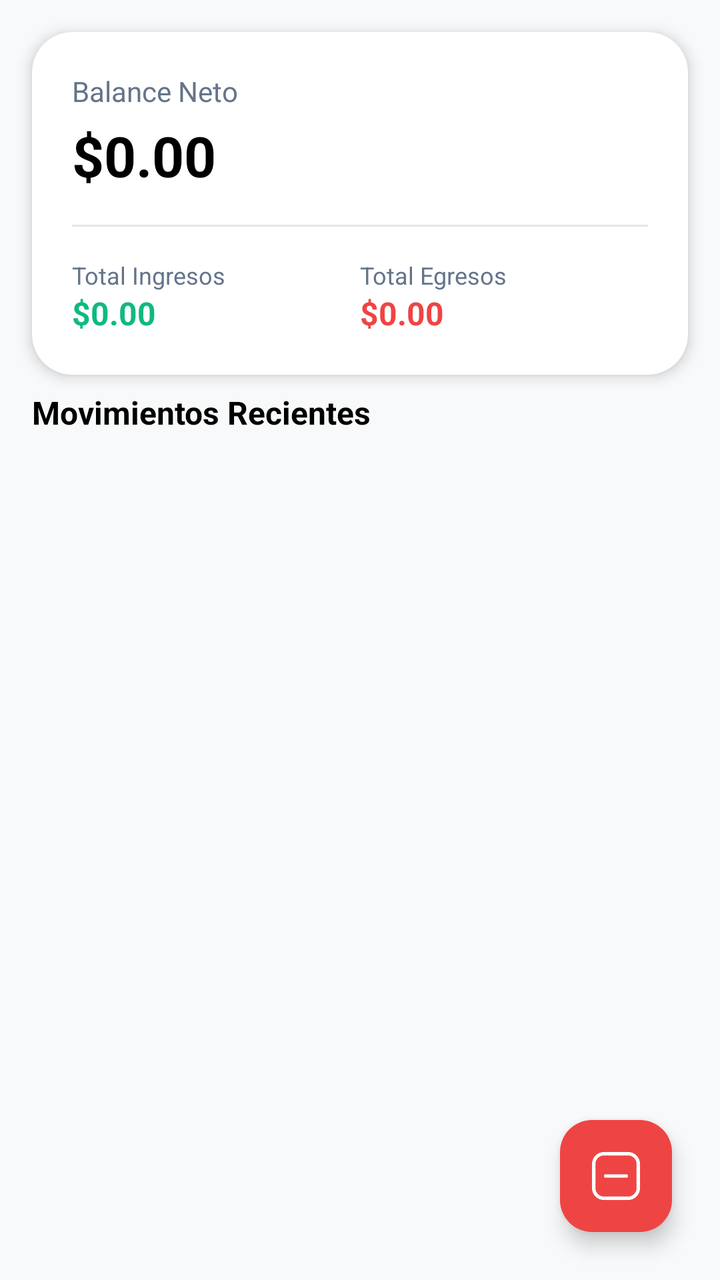
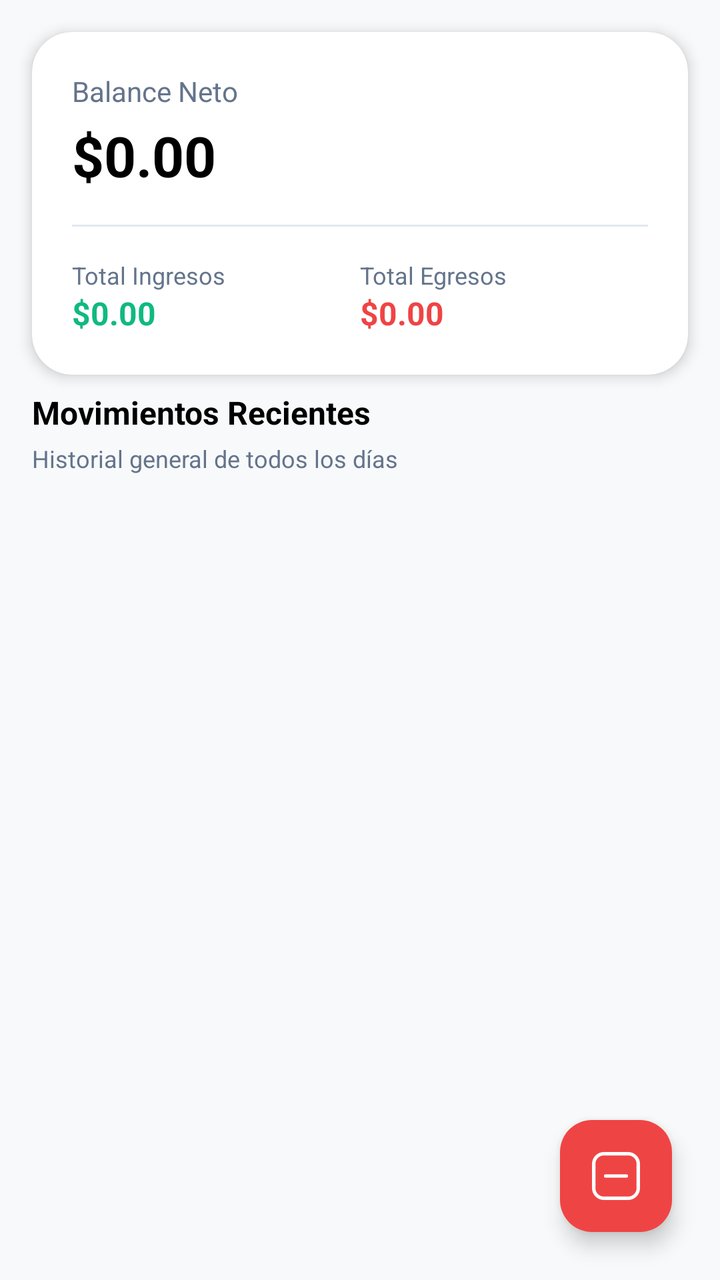

An Android layout rendered at two revisions. The XML below is the earlier revision; the diff shows what the commit changed to produce the second picture.
<!-- AndroidManifest.xml: application theme Theme.DAJHO -->
<!-- res/layout/fragment_balance.xml -->
<?xml version="1.0" encoding="utf-8"?>
<androidx.constraintlayout.widget.ConstraintLayout xmlns:android="http://schemas.android.com/apk/res/android"
    xmlns:app="http://schemas.android.com/apk/res-auto"
    xmlns:tools="http://schemas.android.com/tools"
    android:id="@+id/main"
    android:layout_width="match_parent"
    android:layout_height="match_parent"
    android:background="#F8F9FA"
    tools:context=".BalanceFragment">

    
    <com.google.android.material.card.MaterialCardView
        android:id="@+id/cardSummary"
        android:layout_width="0dp"
        android:layout_height="wrap_content"
        android:layout_margin="16dp"
        app:cardBackgroundColor="@android:color/white"
        app:cardCornerRadius="20dp"
        app:cardElevation="4dp"
        app:strokeWidth="0dp"
        app:layout_constraintTop_toTopOf="parent"
        app:layout_constraintStart_toStartOf="parent"
        app:layout_constraintEnd_toEndOf="parent">

        <LinearLayout
            android:layout_width="match_parent"
            android:layout_height="wrap_content"
            android:orientation="vertical"
            android:padding="20dp">

            <TextView
                android:layout_width="wrap_content"
                android:layout_height="wrap_content"
                android:text="Balance Neto"
                android:textColor="#64748B"
                android:textSize="14sp" />

            <TextView
                android:id="@+id/tvBalanceNeto"
                android:layout_width="wrap_content"
                android:layout_height="wrap_content"
                android:layout_marginTop="4dp"
                android:text="$0.00"
                android:textColor="@android:color/black"
                android:textSize="28sp"
                android:textStyle="bold" />

            <View
                android:layout_width="match_parent"
                android:layout_height="1dp"
                android:layout_marginVertical="16dp"
                android:background="#E2E8F0" />

            <LinearLayout
                android:layout_width="match_parent"
                android:layout_height="wrap_content"
                android:orientation="horizontal"
                android:baselineAligned="false">

                <LinearLayout
                    android:layout_width="0dp"
                    android:layout_height="wrap_content"
                    android:layout_weight="1"
                    android:orientation="vertical">

                    <TextView
                        android:layout_width="wrap_content"
                        android:layout_height="wrap_content"
                        android:text="Total Ingresos"
                        android:textColor="#64748B"
                        android:textSize="12sp" />

                    <TextView
                        android:id="@+id/tvTotalIngresos"
                        android:layout_width="wrap_content"
                        android:layout_height="wrap_content"
                        android:text="$0.00"
                        android:textColor="#10B981"
                        android:textSize="16sp"
                        android:textStyle="bold" />
                </LinearLayout>

                <LinearLayout
                    android:layout_width="0dp"
                    android:layout_height="wrap_content"
                    android:layout_weight="1"
                    android:orientation="vertical">

                    <TextView
                        android:layout_width="wrap_content"
                        android:layout_height="wrap_content"
                        android:text="Total Egresos"
                        android:textColor="#64748B"
                        android:textSize="12sp" />

                    <TextView
                        android:id="@+id/tvTotalEgresos"
                        android:layout_width="wrap_content"
                        android:layout_height="wrap_content"
                        android:text="$0.00"
                        android:textColor="#EF4444"
                        android:textSize="16sp"
                        android:textStyle="bold" />
                </LinearLayout>

            </LinearLayout>

        </LinearLayout>
    </com.google.android.material.card.MaterialCardView>

    
    <TextView
        android:id="@+id/tvMovimientosTitle"
        android:layout_width="wrap_content"
        android:layout_height="wrap_content"
        android:layout_marginStart="16dp"
        android:layout_marginTop="8dp"
        android:text="Movimientos Recientes"
        android:textColor="@android:color/black"
        android:textSize="16sp"
        android:textStyle="bold"
        app:layout_constraintStart_toStartOf="parent"
        app:layout_constraintTop_toBottomOf="@id/cardSummary" />

    
    <androidx.recyclerview.widget.RecyclerView
        android:id="@+id/rvMovimientos"
        android:layout_width="0dp"
        android:layout_height="0dp"
        android:layout_marginTop="8dp"
        android:paddingHorizontal="16dp"
        android:clipToPadding="false"
        app:layout_constraintTop_toBottomOf="@id/tvMovimientosTitle"
        app:layout_constraintBottom_toBottomOf="parent"
        app:layout_constraintStart_toStartOf="parent"
        app:layout_constraintEnd_toEndOf="parent" />

    
    <ProgressBar
        android:id="@+id/progressBar"
        android:layout_width="wrap_content"
        android:layout_height="wrap_content"
        android:indeterminateTint="#FACC15"
        android:visibility="gone"
        app:layout_constraintTop_toTopOf="parent"
        app:layout_constraintBottom_toBottomOf="parent"
        app:layout_constraintStart_toStartOf="parent"
        app:layout_constraintEnd_toEndOf="parent" />

    
    <com.google.android.material.floatingactionbutton.FloatingActionButton
        android:id="@+id/fabAgregarGasto"
        android:layout_width="wrap_content"
        android:layout_height="wrap_content"
        android:layout_margin="24dp"
        android:contentDescription="Registrar gasto"
        android:src="@drawable/ic_minus"
        app:backgroundTint="#EF4444"
        app:tint="@android:color/white"
        app:layout_constraintBottom_toBottomOf="parent"
        app:layout_constraintEnd_toEndOf="parent" />

</androidx.constraintlayout.widget.ConstraintLayout>
<!-- resources referenced by this layout -->
<resources>
  <!-- drawable ic_minus (drawable) -->
  <vector xmlns:android="http://schemas.android.com/apk/res/android"
      android:width="14dp"
      android:height="14dp"
      android:viewportWidth="14"
      android:viewportHeight="14">
    <group>
      <clip-path
          android:pathData="M0,0h14v14h-14z"/>
      <path
          android:strokeWidth="1"
          android:pathData="M4,7H10"
          android:strokeLineJoin="round"
          android:fillColor="#00000000"
          android:strokeColor="#000001"
          android:strokeLineCap="round"/>
      <path
          android:strokeWidth="1"
          android:pathData="M3.5,0.5H10.5C12.157,0.5 13.5,1.843 13.5,3.5V10.5C13.5,12.157 12.157,13.5 10.5,13.5H3.5C1.843,13.5 0.5,12.157 0.5,10.5V3.5C0.5,1.843 1.843,0.5 3.5,0.5Z"
          android:strokeLineJoin="round"
          android:fillColor="#00000000"
          android:strokeColor="#000001"
          android:strokeLineCap="round"/>
    </group>
  </vector>
  <style name="Theme.DAJHO" parent="Base.Theme.DAJHO" />
  <style name="Base.Theme.DAJHO" parent="Theme.Material3.DayNight.NoActionBar">
          
          
      </style>
</resources>

<!-- the commit's change to res/layout/fragment_balance.xml (unified diff, before → after) -->
@@ -122,6 +122,18 @@
         app:layout_constraintStart_toStartOf="parent"
         app:layout_constraintTop_toBottomOf="@id/cardSummary" />
 
+    <TextView
+        android:id="@+id/tvMovimientosSubtitle"
+        android:layout_width="wrap_content"
+        android:layout_height="wrap_content"
+        android:layout_marginStart="16dp"
+        android:layout_marginTop="4dp"
+        android:text="Historial general de todos los días"
+        android:textColor="#64748B"
+        android:textSize="12sp"
+        app:layout_constraintStart_toStartOf="parent"
+        app:layout_constraintTop_toBottomOf="@id/tvMovimientosTitle" />
+
     
     <androidx.recyclerview.widget.RecyclerView
         android:id="@+id/rvMovimientos"
@@ -130,7 +142,7 @@
         android:layout_marginTop="8dp"
         android:paddingHorizontal="16dp"
         android:clipToPadding="false"
-        app:layout_constraintTop_toBottomOf="@id/tvMovimientosTitle"
+        app:layout_constraintTop_toBottomOf="@id/tvMovimientosSubtitle"
         app:layout_constraintBottom_toBottomOf="parent"
         app:layout_constraintStart_toStartOf="parent"
         app:layout_constraintEnd_toEndOf="parent" />
